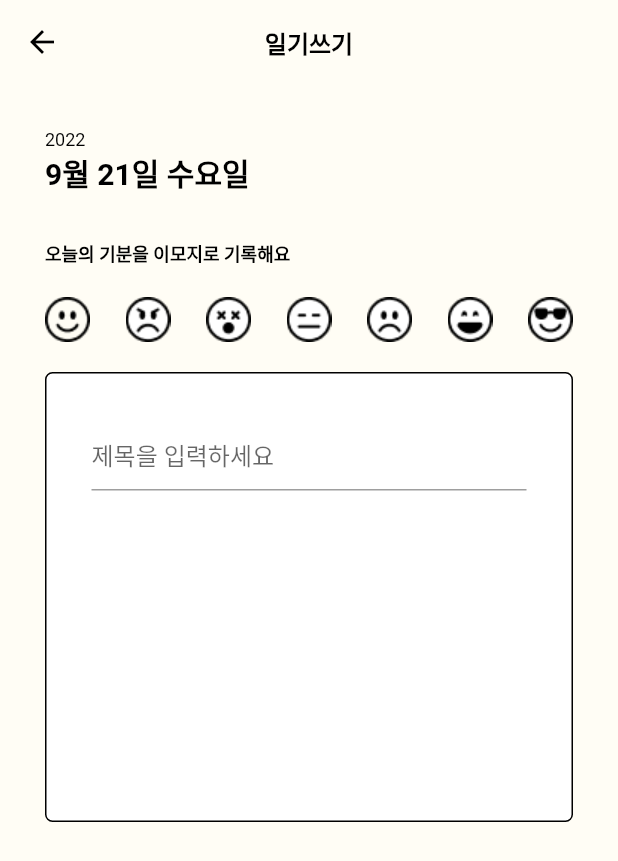
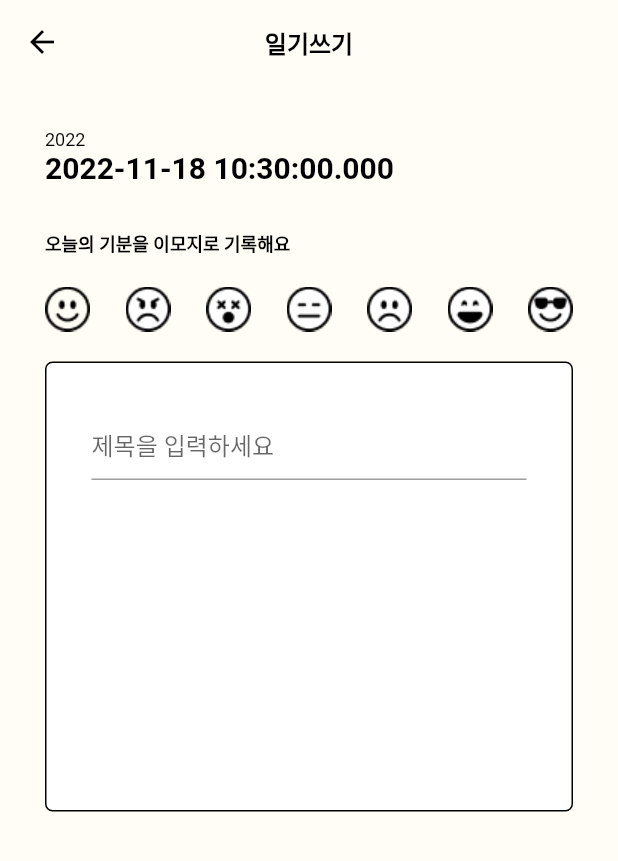
Before and after one commit to JeeSeoyoung/MOOHA, a Flutter app: the HomePage screen opened directly, after a tap on "일기쓰기", on a phone screen of 412 x 824 dp. Shown: the top 861 px of the screen. Run offline on Flutter 3.47's test engine with Material 2 defaults, Android fonts, the phone set to English and light mode, and no system bars; our stand-ins replace firebase_core, flutter_calendar_carousel; accounts and stored records are empty.

Commit message:
send DateInfo to Writing Page

```diff
--- a/lib/app.dart
+++ b/lib/app.dart
@@ -44,7 +44,7 @@ class MoohaApp extends StatelessWidget {
       routes: {
         '/login': (BuildContext context) => const LoginPage(),
         '/': (BuildContext context) => const HomePage(),
-        '/writePage': (BuildContext context) => const WritingPage(),
+        // '/writePage': (BuildContext context) => const WritingPage(),
       },
     );
   }
--- a/lib/home.dart
+++ b/lib/home.dart
@@ -2,13 +2,16 @@ import 'package:flutter/material.dart';
 import 'package:flutter_calendar_carousel/classes/event.dart';
 import 'package:flutter_calendar_carousel/flutter_calendar_carousel.dart';
 import 'package:intl/intl.dart' show DateFormat;
+import 'package:mooha/writing_page.dart';
+
+DateTime checkedDate = DateTime.now();
 
 class HomePage extends StatelessWidget {
   const HomePage({Key? key}) : super(key: key);
 
   @override
   Widget build(BuildContext context) {
-    DateTime checkedDate = DateTime.now();
+    // DateTime checkedDate = DateTime.now();
     return Scaffold(
       backgroundColor: Theme.of(context).backgroundColor,
       appBar: AppBar(
@@ -41,19 +44,6 @@ class HomePage extends StatelessWidget {
           Calender(
             checkedDate: checkedDate,
           ),
-          OutlinedButton.icon(
-              onPressed: () {
-                Navigator.pushNamed(context, '/writePage');
-                print(checkedDate);
-              },
-              icon: const Icon(
-                Icons.create,
-                color: Colors.black,
-              ),
-              label: const Text(
-                '일기쓰기',
-                style: TextStyle(color: Colors.black),
-              )),
         ],
       ),
     );
@@ -68,22 +58,22 @@ class Calender extends StatefulWidget {
 }
 
 class _CalenderState extends State<Calender> {
-  DateTime _currentDate = DateTime.now();
+  final DateTime _currentDate = DateTime.now();
   DateTime _currentDate2 = DateTime.now();
   String _currentMonth = DateFormat.yMMM().format(DateTime.now());
   DateTime _targetDateTime = DateTime.now();
 
   // get _markedDateMap => null;
-  static Widget _eventIcon = new Container(
+  static final Widget _eventIcon = Container(
       child: Image.asset(
     'assets/emoji-smile.png',
     color: Colors.blue,
   ));
-  EventList<Event> _markedDateMap = new EventList<Event>(
+  final EventList<Event> _markedDateMap = EventList<Event>(
     events: {
-      new DateTime(2022, 11, 10): [
-        new Event(
-          date: new DateTime(2022, 11, 10),
+      DateTime(2022, 11, 10): [
+        Event(
+          date: DateTime(2022, 11, 10),
           title: 'Event 1',
           icon: _eventIcon,
         ),
@@ -93,18 +83,20 @@ class _CalenderState extends State<Calender> {
 
   @override
   Widget build(BuildContext context) {
-    return Container(
-      margin: EdgeInsets.all(20.0),
+    return Column(
+      children: [
+        Container(
+          margin: const EdgeInsets.all(20.0),
           child: CalendarCarousel<Event>(
             //calender format
             showOnlyCurrentMonthDate: true,
             weekFormat: false,
             height: 340.0,
-        customGridViewPhysics: NeverScrollableScrollPhysics(),
+            customGridViewPhysics: const NeverScrollableScrollPhysics(),
             //header (prev/next month)
             showHeader: true,
-        headerMargin: EdgeInsets.symmetric(vertical: 10.0),
-        headerTextStyle: TextStyle(
+            headerMargin: const EdgeInsets.symmetric(vertical: 10.0),
+            headerTextStyle: const TextStyle(
               color: Colors.black,
               fontSize: 16.0,
             ),
@@ -112,14 +104,14 @@ class _CalenderState extends State<Calender> {
             daysHaveCircularBorder: true,
             //today button
             todayBorderColor: Colors.red,
-        todayTextStyle: TextStyle(
+            todayTextStyle: const TextStyle(
               color: Colors.black,
             ),
             todayButtonColor: Colors.transparent,
 
             //selected button
             selectedDateTime: _currentDate2,
-        selectedDayTextStyle: TextStyle(
+            selectedDayTextStyle: const TextStyle(
               color: Colors.white,
             ),
             selectedDayBorderColor: Colors.transparent,
@@ -130,15 +122,16 @@ class _CalenderState extends State<Calender> {
                 widget.checkedDate = date;
               });
               events.forEach((event) => print(event.title));
-          print(date);
+              // print(date);
+              // print(widget.checkedDate);
             },
 
             //marked button
             markedDateIconMargin: 2.0,
             markedDatesMap: _markedDateMap,
             markedDateCustomShapeBorder:
-            CircleBorder(side: BorderSide(color: Colors.transparent)),
-        markedDateCustomTextStyle: TextStyle(
+                const CircleBorder(side: BorderSide(color: Colors.transparent)),
+            markedDateCustomTextStyle: const TextStyle(
               fontSize: 18,
               color: Colors.transparent,
             ),
@@ -150,20 +143,20 @@ class _CalenderState extends State<Calender> {
             markedDateMoreShowTotal: true,
 
             //weekday text
-        weekdayTextStyle: TextStyle(color: Colors.black),
+            weekdayTextStyle: const TextStyle(color: Colors.black),
             //weekend text
-        weekendTextStyle: TextStyle(
+            weekendTextStyle: const TextStyle(
               color: Colors.red,
             ),
 
             targetDateTime: _targetDateTime,
-        minSelectedDate: _currentDate.subtract(Duration(days: 360)),
-        maxSelectedDate: _currentDate.add(Duration(days: 360)),
-        prevDaysTextStyle: TextStyle(
+            minSelectedDate: _currentDate.subtract(const Duration(days: 360)),
+            maxSelectedDate: _currentDate.add(const Duration(days: 360)),
+            prevDaysTextStyle: const TextStyle(
               fontSize: 16,
               color: Colors.pinkAccent,
             ),
-        inactiveDaysTextStyle: TextStyle(
+            inactiveDaysTextStyle: const TextStyle(
               color: Colors.tealAccent,
               fontSize: 16,
             ),
@@ -174,6 +167,26 @@ class _CalenderState extends State<Calender> {
               });
             },
           ),
+        ),
+        OutlinedButton.icon(
+            onPressed: () {
+              // Navigator.pushNamed(context, '/writePage');
+              Navigator.push(
+                  context,
+                  MaterialPageRoute(
+                      builder: (context) =>
+                          WritingPage(checkedDate: widget.checkedDate)));
+              print(widget.checkedDate);
+            },
+            icon: const Icon(
+              Icons.create,
+              color: Colors.black,
+            ),
+            label: const Text(
+              '일기쓰기',
+              style: TextStyle(color: Colors.black),
+            )),
+      ],
     );
   }
 }
--- a/lib/writing_page.dart
+++ b/lib/writing_page.dart
@@ -1,15 +1,13 @@
 import 'package:flutter/material.dart';
 
-class WritingPage extends StatefulWidget {
-  const WritingPage({Key? key}) : super(key: key);
+class WritingPage extends StatelessWidget {
+  final DateTime checkedDate;
+  WritingPage({Key? key, required this.checkedDate}) : super(key: key);
 
-  @override
-  State<WritingPage> createState() => _WritingPageState();
-}
+  final TextEditingController _titleController = TextEditingController();
 
-class _WritingPageState extends State<WritingPage> {
-  final TextEditingController _titleController = TextEditingController();
   final TextEditingController _contentController = TextEditingController();
+
   @override
   Widget build(BuildContext context) {
     return Scaffold(
@@ -33,7 +31,7 @@ class _WritingPageState extends State<WritingPage> {
               style: Theme.of(context).textTheme.headline2,
             ),
             Text(
-              '9월 21일 수요일',
+              '${checkedDate}',
               style: Theme.of(context).textTheme.headline1,
             ),
             const SizedBox(height: 30.0),
--- a/pubspec.yaml
+++ b/pubspec.yaml
@@ -35,6 +35,11 @@ dependencies:
   # Use with the CupertinoIcons class for iOS style icons.
   cupertino_icons: ^1.0.2
   flutter_calendar_carousel: ^2.4.1
+  firebase_core: ^2.2.0
+  firebase_auth: ^4.1.2
+  cloud_firestore: ^4.0.5
+  provider: ^6.0.4
+  firebase_ui_auth: ^1.0.5
 
 dev_dependencies:
   flutter_test:
```
Also changed, not shown: lib/main.dart (+7 -1 lines), lib/widgets/calender.dart (+19 -21 lines), lib/firebase_options.dart (added), pubspec.lock, 6 other files. Lines whose indentation alone changed are shown as unchanged.
